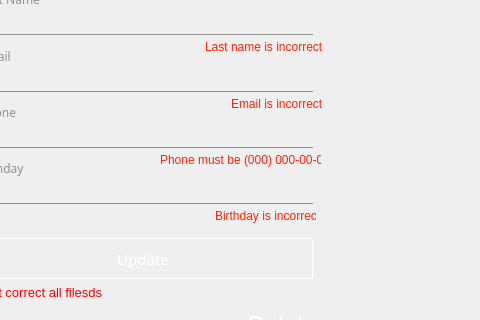
Before: the Qt Designer form Views/Colleagues/UpdateCollegueView.ui in oleksandrmelnychenko/noltapp, drawn with Qt 5; both pictures show x 532 to 1012 and y 158 to 478 of the 1294 by 600 pixel window.
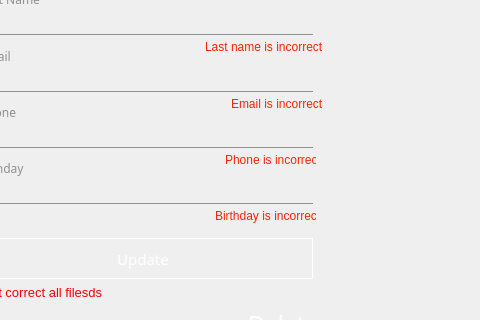
After: the same form once the commit is applied. Custom widgets are drawn as their Qt base class.

What changed in the file:
```diff
--- a/Views/Colleagues/UpdateCollegueView.ui
+++ b/Views/Colleagues/UpdateCollegueView.ui
@@ -396,9 +396,9 @@
    <widget class="QLabel" name="lblIncorrectPhone">
     <property name="geometry">
      <rect>
-      <x>692</x>
+      <x>757</x>
       <y>310</y>
-      <width>161</width>
+      <width>91</width>
       <height>16</height>
      </rect>
     </property>
@@ -412,7 +412,7 @@
 opacity: 0;</string>
     </property>
     <property name="text">
-     <string>Phone must be (000) 000-00-00</string>
+     <string>Phone is incorrect</string>
     </property>
    </widget>
    <widget class="QLabel" name="lblUpdateColleagueTitle">
```
